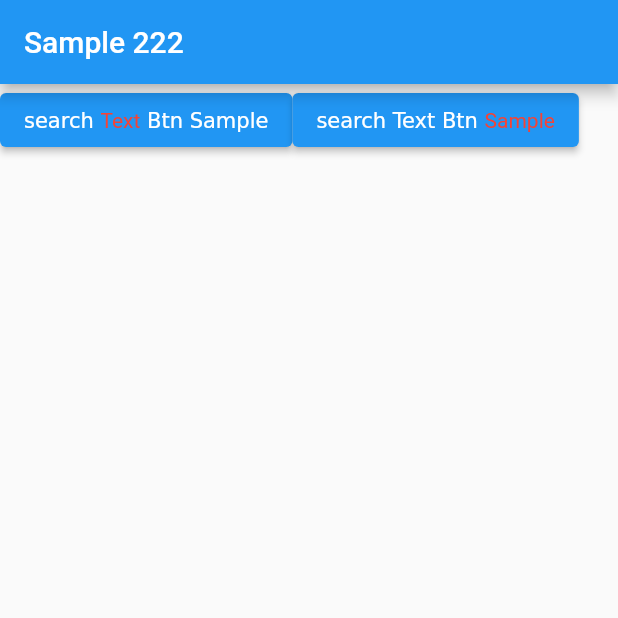
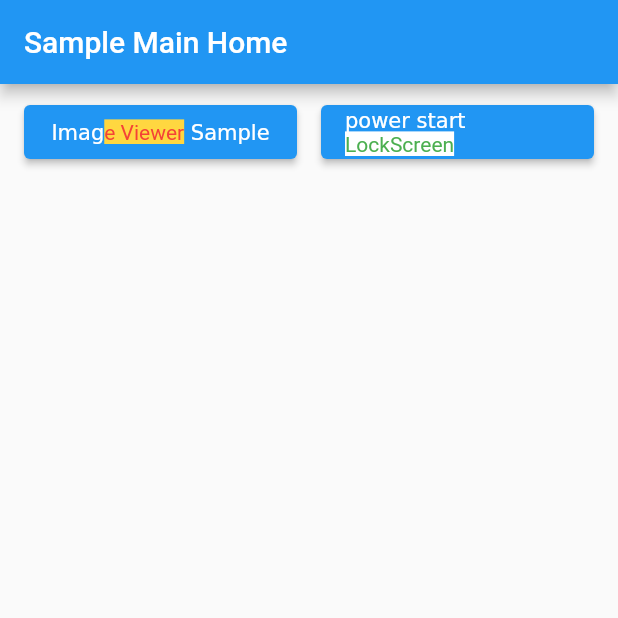
Before and after one commit to Hwan3434/flutter_study, a Flutter app: the screen it shows after launch, on a phone screen of 412 x 824 dp, the top half of it. Run offline on Flutter 3.47's test engine with Material 2 defaults, Android fonts, the phone set to English and light mode, and no system bars; our stand-ins replace local_auth, webview_flutter.

```diff
--- a/lib/main.dart
+++ b/lib/main.dart
@@ -7,7 +7,7 @@ void main() {
 
   runApp(
     MaterialApp(
-      home: HomeScreen2(),
+      home: HomeScreen3(),
     ),
   );
 }
--- a/lib/view/screen/home_screen.dart
+++ b/lib/view/screen/home_screen.dart
@@ -6,18 +6,77 @@ import 'lock_screen.dart';
 
 String homeUrl = 'https://blog.codefactory.ai';
 
+class HomeScreen3 extends StatefulWidget {
+  const HomeScreen3({Key? key}) : super(key: key);
+
+  @override
+  State<HomeScreen3> createState() => _HomeScreen3State();
+}
+
+class _HomeScreen3State extends State<HomeScreen3> with WidgetsBindingObserver {
+  @override
+  void initState() {
+    super.initState();
+    WidgetsBinding.instance.addObserver(this);
+  }
+
+  @override
+  void didChangeAppLifecycleState(AppLifecycleState state) {
+    super.didChangeAppLifecycleState(state);
+    switch (state) {
+      case AppLifecycleState.resumed:
+        print("resumed");
+        break;
+      case AppLifecycleState.inactive:
+        print("inactive");
+        // 현재 잠금화면이면 호출하지않도록 해야함
+        // 생체인증시작하면 일로 올라온다. 참고해서 잘 하도록 !
+        Navigator.of(context).push(
+          MaterialPageRoute(
+            builder: (BuildContext buidlerContext) {
+              return LockRoute();
+            },
+          ),
+        );
+        break;
+      case AppLifecycleState.detached:
+        print("detached");
+        break;
+      case AppLifecycleState.paused:
+        print("paused");
+        break;
+    }
+  }
+
+  @override
+  Widget build(BuildContext context) {
+    return HomeScreen2();
+  }
+}
 
 class HomeScreen2 extends StatelessWidget {
   @override
   Widget build(BuildContext context) {
     return Scaffold(
       appBar: AppBar(
-        title: Text('Sample 222'),
+        title: Text('Sample Main Home'),
       ),
       body: Container(
+        margin: EdgeInsets.only(right: 8, left: 8),
         child: Row(
-          children: [ElevatedButton(
-            child: _myWidget(context, wordToStyle: 'text'),
+          mainAxisAlignment: MainAxisAlignment.center,
+          children: [
+            Expanded(
+              child: Container(
+                margin: EdgeInsets.all(8),
+                child: ElevatedButton(
+                  child: _myWidget(context,
+                      btnTitle: 'Image Viewer Sample',
+                      wordToStyle: 'e viewer',
+                      wordStyle: TextStyle(
+                        color: Colors.red,
+                        backgroundColor: Colors.amberAccent,
+                      )),
                   onPressed: () {
                     showGeneralDialog(
                       barrierLabel: "Label",
@@ -29,7 +88,8 @@ class HomeScreen2 extends StatelessWidget {
                       },
                       transitionBuilder: (context, anim1, anim2, child) {
                         return SlideTransition(
-                    position: Tween(begin: Offset(0, 1), end: Offset(0, 0))
+                          position:
+                              Tween(begin: Offset(0, 1), end: Offset(0, 0))
                                   .animate(anim1),
                           child: child,
                         );
@@ -37,29 +97,42 @@ class HomeScreen2 extends StatelessWidget {
                     );
                   },
                 ),
-            ElevatedButton(
-              child: _myWidget(context, wordToStyle: 'sample'),
+              ),
+            ),
+            Expanded(
+              child: Container(
+                margin: EdgeInsets.all(8),
+                child: ElevatedButton(
+                  child: _myWidget(context,
+                      btnTitle: 'power start LockScreen',
+                      wordToStyle: 'lockscreen',
+                      wordStyle: TextStyle(
+                        color: Colors.green,
+                        backgroundColor: Colors.white,
+                      )),
                   onPressed: () {
                     Navigator.of(context).push(
-                    MaterialPageRoute(builder: (BuildContext buidlerContext) {
+                      MaterialPageRoute(
+                        builder: (BuildContext buidlerContext) {
                           return LockRoute();
-                    })
+                        },
+                      ),
                     );
                   },
-            )],
+                ),
+              ),
+            )
+          ],
         ),
       ),
     );
   }
 
-  Widget _myWidget(BuildContext context, {required String wordToStyle}) {
-    final String myString = 'search Text Btn Sample';
-
-    // final wordToStyle = 'text';
-    final wordStyle = TextStyle(color: Colors.red);
-    // final leftOverStyle = Theme.of(context).textTheme.body1.copyWith(fontSize: 30);
-
-    final spans = _getSpans(myString, wordToStyle, wordStyle);
+  Widget _myWidget(BuildContext context,
+      {required String btnTitle,
+      required String wordToStyle,
+      required TextStyle wordStyle}) {
+    final spans = _getSpans(btnTitle, wordToStyle, wordStyle);
 
     return RichText(
       text: TextSpan(
@@ -107,8 +180,9 @@ class HomeScreen2 extends StatelessWidget {
 }
 
 class HomeScreen extends StatelessWidget {
-
-  WebViewController controller = WebViewController()..setJavaScriptMode(JavaScriptMode.unrestricted)..loadRequest(Uri.parse(homeUrl));
+  WebViewController controller = WebViewController()
+    ..setJavaScriptMode(JavaScriptMode.unrestricted)
+    ..loadRequest(Uri.parse(homeUrl));
 
   HomeScreen({Key? key}) : super(key: key);
 
--- a/pubspec.yaml
+++ b/pubspec.yaml
@@ -49,6 +49,7 @@ dev_dependencies:
   # package. See that file for information about deactivating specific lint
   # rules and activating additional ones.
   flutter_lints: ^2.0.0
+  local_auth: ^2.1.5
 
 # For information on the generic Dart part of this file, see the
 # following page: https://dart.dev/tools/pub/pubspec
```
Also changed, not shown: lib/view/screen/lock_screen.dart (+57 -2 lines), pubspec.lock, 6 other files. Lines whose indentation alone changed are shown as unchanged.
